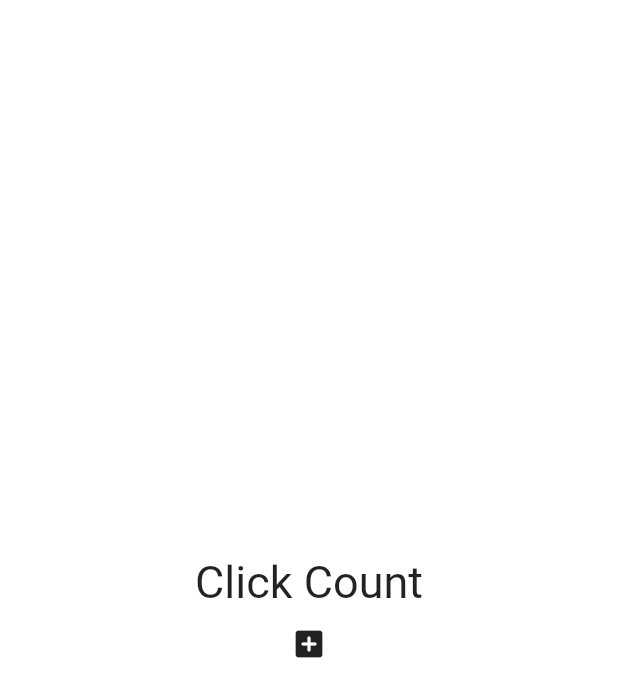
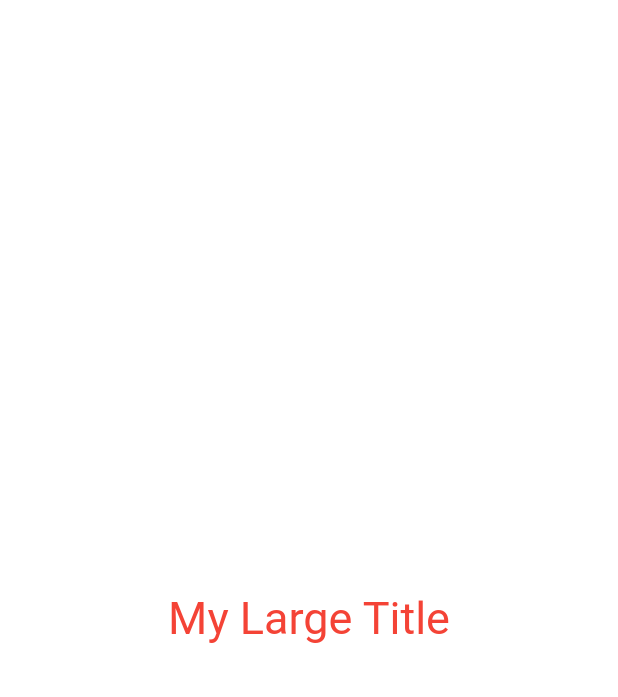
Before and after one commit to EunjoungAhn/UIChallenge, a Flutter app: the screen it shows after launch, on a phone screen of 412 x 824 dp. Shown: the top 697 px of the screen. Run offline on Flutter 3.47's test engine with Material 2 defaults, Android fonts, the phone set to English and light mode, and no system bars.

Commit message:
BuildContext context는 최상의 부모의 정보까지 알 수 있다.

```diff
--- a/lib/main.dart
+++ b/lib/main.dart
@@ -12,43 +12,23 @@
 }
 
 class _AppState extends State<App> {
-  //int counter = 0;
-  List<int> numbers = [];
-
-  void onClicked() {
-    setState(() {
-      //counter = counter + 1;
-      numbers.add(numbers.length);
-      print(numbers.length);
-    });
-  }
-
   @override
   Widget build(BuildContext context) {
     return MaterialApp(
+      theme: ThemeData(
+        textTheme: const TextTheme(
+          titleLarge: TextStyle(
+            color: Colors.red,
+          ),
+        ),
+      ),
       home: Scaffold(
         backgroundColor: Colors.white,
         body: Center(
           child: Column(
             mainAxisAlignment: MainAxisAlignment.center,
-            children: [
-              const Text(
-                "Click Count",
-                style: TextStyle(fontSize: 30),
-              ),
-              /*
-              Text(
-                "$counter",
-                style: const TextStyle(fontSize: 30),
-              ),
-              */
-              for (var n in numbers) Text("$n"),
-              IconButton(
-                onPressed: onClicked,
-                icon: const Icon(
-                  Icons.add_box_rounded,
-                ),
-              )
+            children: const [
+              MyLargeTitle(),
             ],
           ),
         ),
@@ -56,3 +36,22 @@
     );
   }
 }
+
+class MyLargeTitle extends StatelessWidget {
+  const MyLargeTitle({
+    Key? key,
+  }) : super(key: key);
+
+  @override
+  Widget build(BuildContext context) {
+    return Text(
+      "My Large Title",
+      style: TextStyle(
+        fontSize: 30,
+        //BuildContext context는 최상의 부모의 정보까지 알 수 있다.
+        //위젯 트리에서 위젯의 위치를 제공하고 이를 통해 상위 요소 데이터에 접근할 수 있다.
+        color: Theme.of(context).textTheme.titleLarge?.color,
+      ),
+    );
+  }
+}
```
